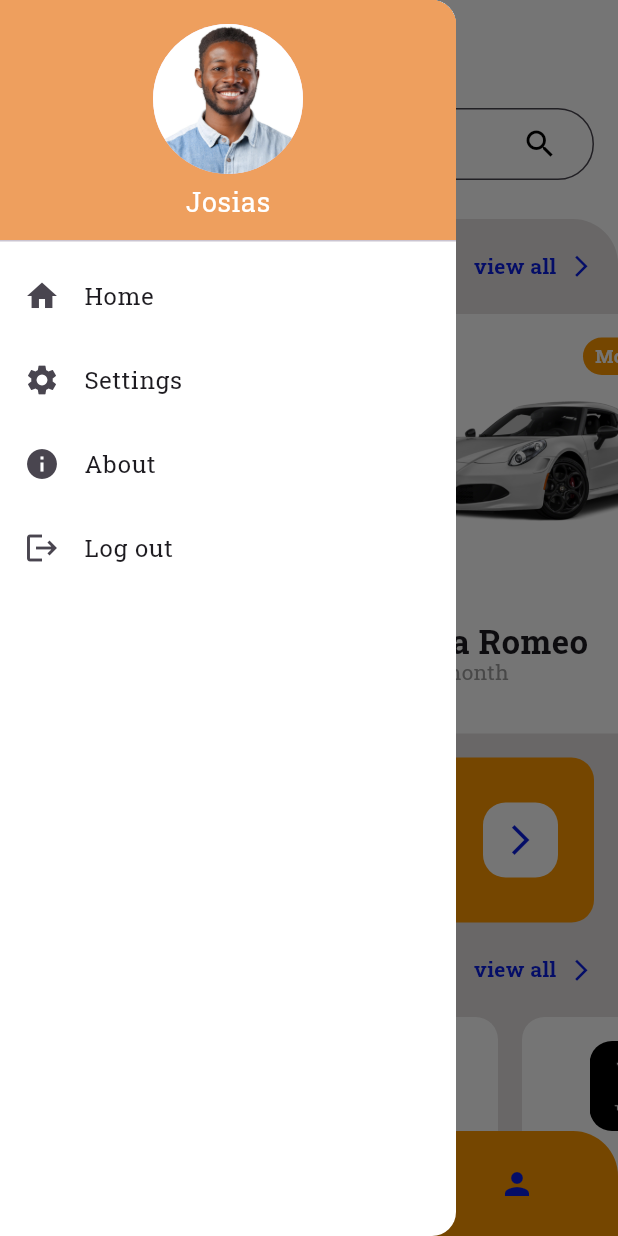
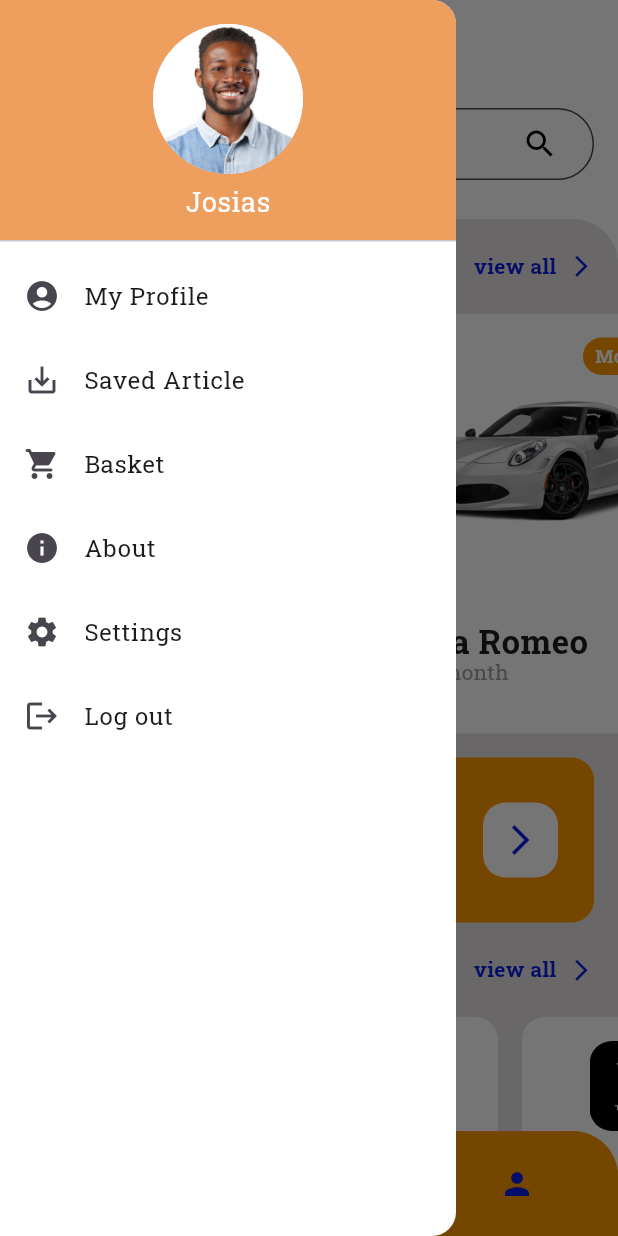
Before and after one commit to Jojo131313/Taga_App, a Flutter app: the screen it shows after launch, with the side drawer open, on a phone screen of 412 x 824 dp. Run offline on Flutter 3.47's test engine with Material 3 defaults, Android fonts, the phone set to English and light mode, and no system bars; our stand-ins replace google_fonts, shared_preferences.

Commit message:
finalisation de la page d'acceuil

```diff
--- a/lib/screens/acceuil_screen.dart
+++ b/lib/screens/acceuil_screen.dart
@@ -67,8 +67,29 @@ class _AcceuilState extends State<Acceuil> {
               ),
             ),
             ListTile(
-              leading: Icon(Icons.home),
-              title: Text('Home'),
+              leading: Icon(Icons.account_circle),
+              title: Text('My Profile'),
+              onTap: () {
+                Navigator.pop(context);
+              },
+            ),
+            ListTile(
+              leading: Icon(Icons.save_alt),
+              title: Text('Saved Article'),
+              onTap: () {
+                Navigator.pop(context);
+              },
+            ),
+            ListTile(
+              leading: Icon(Icons.shopping_cart_rounded),
+              title: Text('Basket'),
+              onTap: () {
+                Navigator.pop(context);
+              },
+            ),
+            ListTile(
+              leading: Icon(Icons.info),
+              title: Text('About'),
               onTap: () {
                 Navigator.pop(context);
               },
@@ -78,15 +99,6 @@ class _AcceuilState extends State<Acceuil> {
               title: Text('Settings'),
               onTap: () {
                 Navigator.pop(context);
-                // TODO: navigate to settings page
-              },
-            ),
-            ListTile(
-              leading: Icon(Icons.info),
-              title: Text('About'),
-              onTap: () {
-                Navigator.pop(context);
-                // TODO: navigate to about page
               },
             ),
             ListTile(
```
Also changed, not shown: lib/screens/start_screen.dart (+7 -8 lines).
